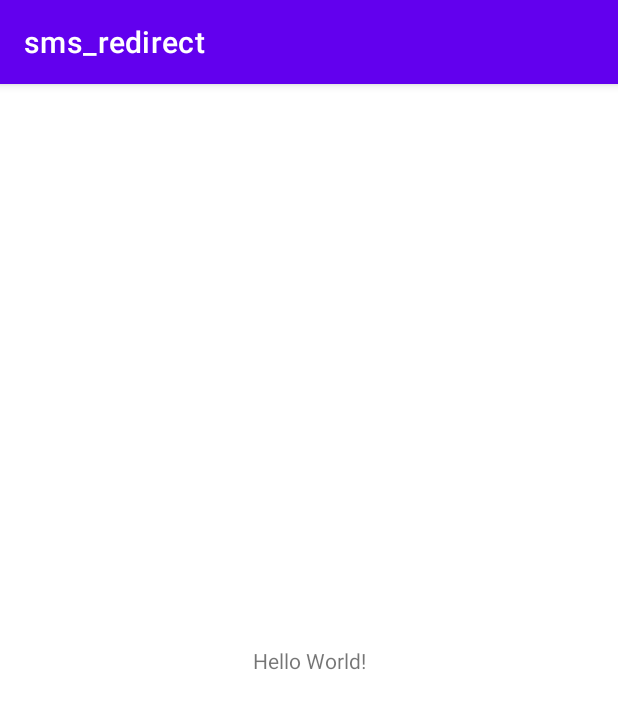
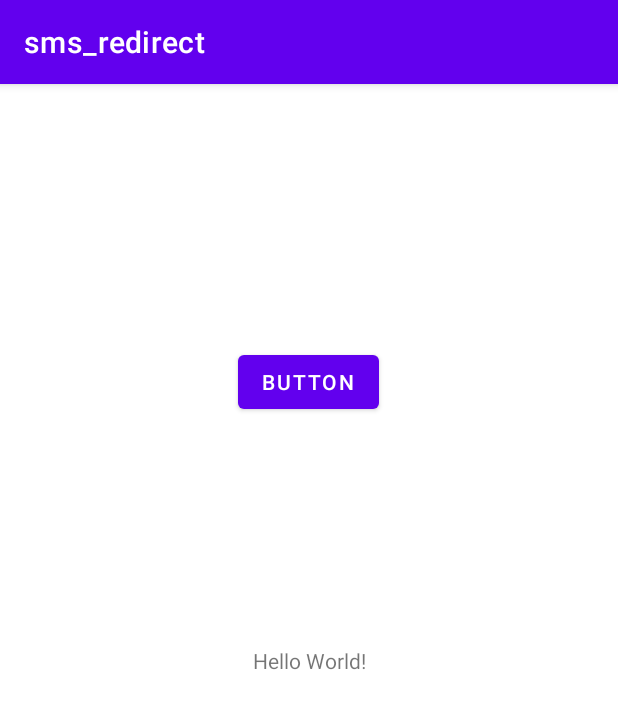
Before and after one commit to Martelka23/sms_redirect, an Android app: the screen it shows after launch (MainActivity), on a phone screen of 412 x 824 dp. Shown: the top 709 px of the screen. Run offline under Robolectric (Android 15) with nearby library versions, the phone set to English and light mode, and no system bars.

Commit message:
add msges

```diff
--- a/mobile/app/src/main/res/layout/activity_main.xml
+++ b/mobile/app/src/main/res/layout/activity_main.xml
@@ -7,6 +7,7 @@
     tools:context=".MainActivity">
 
     <TextView
+        android:id="@+id/textView"
         android:layout_width="wrap_content"
         android:layout_height="wrap_content"
         android:text="Hello World!"
@@ -15,4 +16,18 @@
         app:layout_constraintStart_toStartOf="parent"
         app:layout_constraintTop_toTopOf="parent" />
 
+    <Button
+        android:id="@+id/button"
+        android:layout_width="wrap_content"
+        android:layout_height="wrap_content"
+        android:text="Button"
+        android:onClick="getMessages"
+        app:layout_constraintBottom_toTopOf="@+id/textView"
+        app:layout_constraintEnd_toEndOf="parent"
+        app:layout_constraintHorizontal_bias="0.498"
+        app:layout_constraintStart_toStartOf="parent"
+        app:layout_constraintTop_toTopOf="parent"
+        app:layout_constraintVertical_bias="0.535" />
+
+
 </androidx.constraintlayout.widget.ConstraintLayout>
```
Also changed, not shown: mobile/app/src/main/java/com/example/sms_redirect/MainActivity.java (+24 -0 lines), 1 other file.
